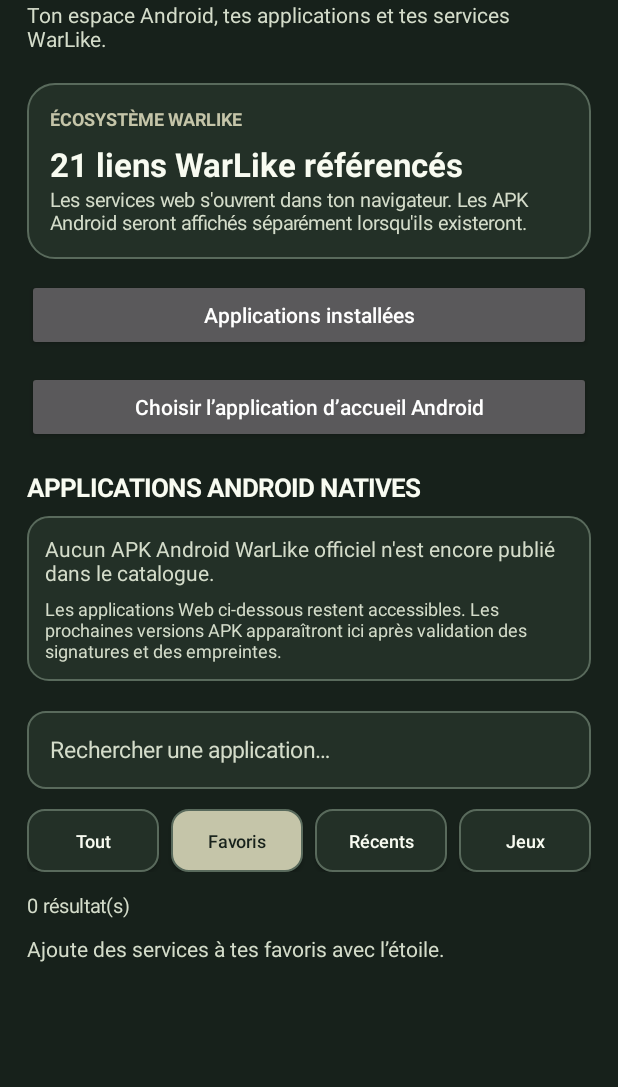
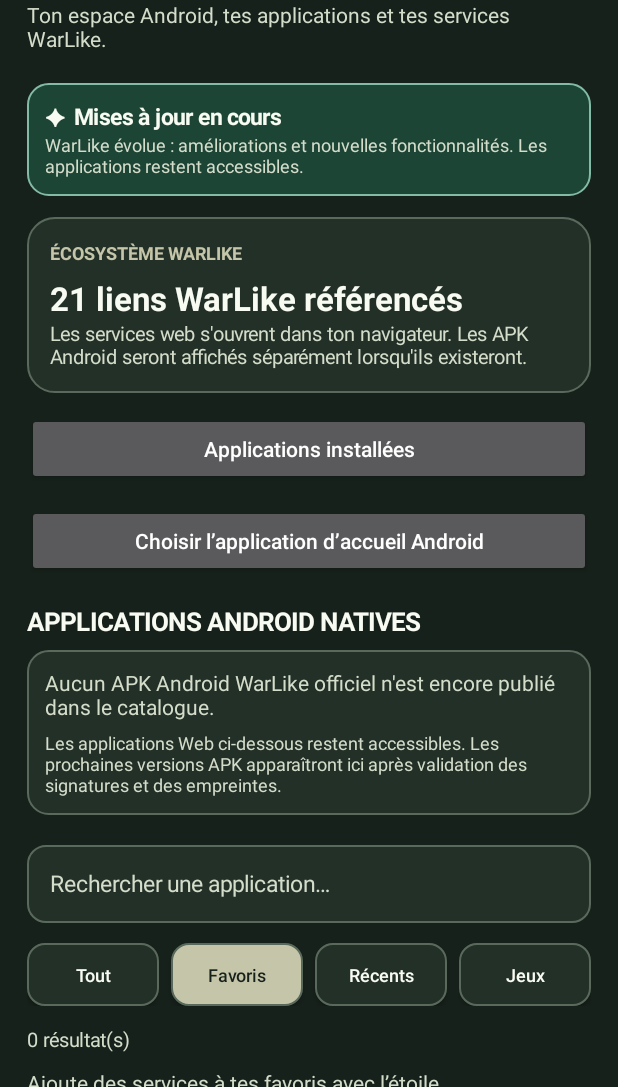
Before and after one commit to Motherlode94/WarLike-OSA, an Android app: the screen it shows after launch (MainActivity), after a tap on "Favoris", on a phone screen of 412 x 824 dp, the part 149-1236 px from its top. Run offline under Robolectric (Android 15) with nearby library versions, the phone set to English and light mode, and no system bars; 3 other taps on this screen came first.

Commit message:
feat(osa): add accessible native Android update notice

```diff
--- a/app/src/main/java/com/warlike/osa/MainActivity.kt
+++ b/app/src/main/java/com/warlike/osa/MainActivity.kt
@@ -150,6 +150,12 @@ class MainActivity : Activity() {
         root.addView(text("WARLIKE OSA", 32f, white, true))
         root.addView(text("Ton espace Android, tes applications et tes services WarLike.", 14f, muted))
         addGap(root, 20)
+
+        val updateNotice = column(12).apply { background = shape(Color.rgb(29, 69, 54), 14, Color.rgb(131, 187, 166)) }
+        updateNotice.addView(text("✦  Mises à jour en cours", 15f, white, true))
+        updateNotice.addView(text("WarLike évolue : améliorations et nouvelles fonctionnalités. Les applications restent accessibles.", 12f, muted))
+        root.addView(updateNotice)
+        addGap(root, 14)
 
         val intro = column(15).apply { background = shape(panel, 18, border) }
         intro.addView(text("ÉCOSYSTÈME WARLIKE", 12f, teal, true))
```
